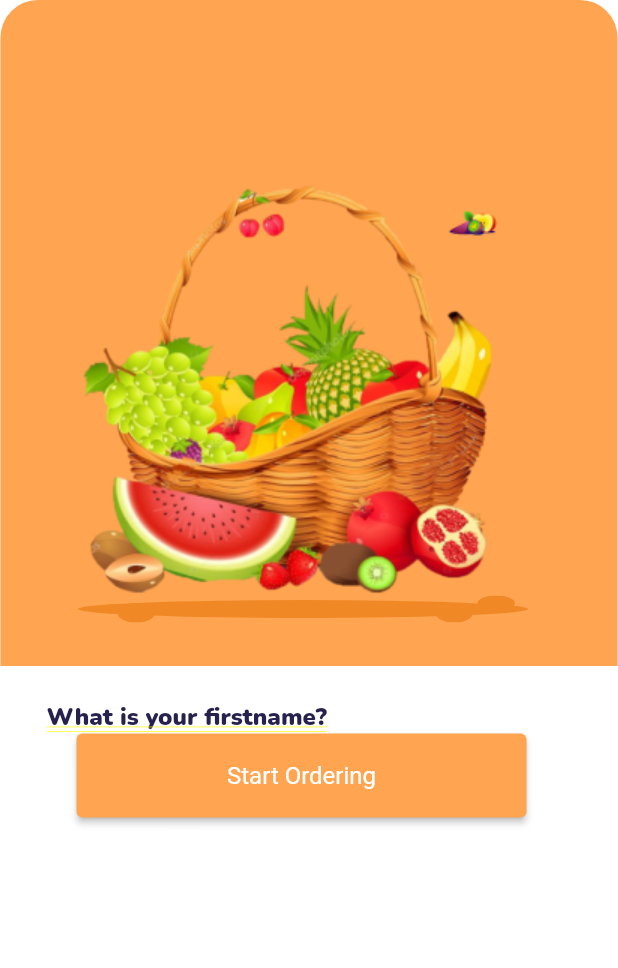
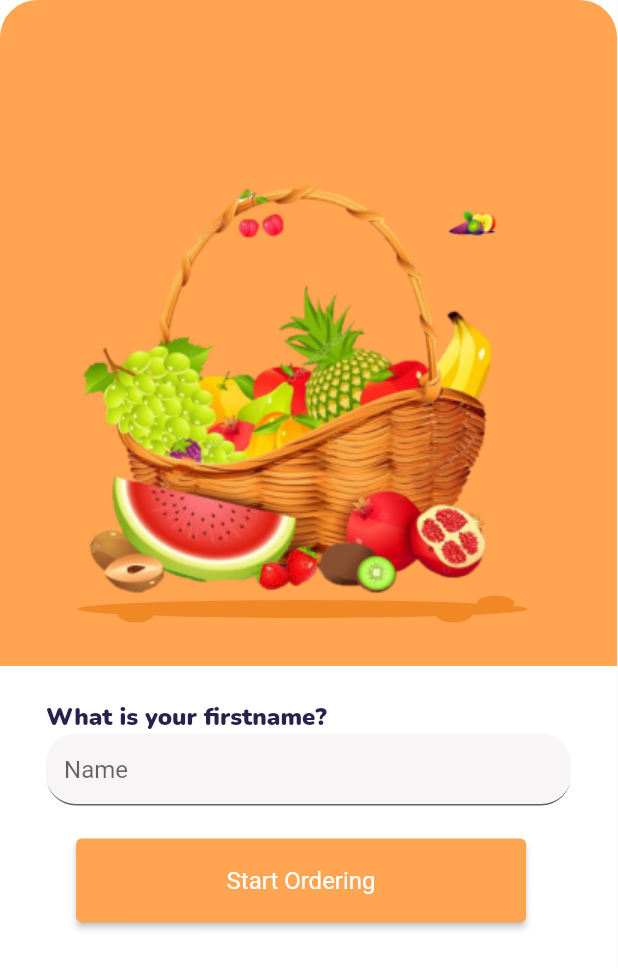
Before and after one commit to Gustavobeckr/Desafio_Sprint02, a Flutter app: the screen it shows after launch, after a tap on "Start Ordering", on a phone screen of 412 x 824 dp. Shown: the top 968 px of the screen. Run offline on Flutter 3.47's test engine with Material 2 defaults, Android fonts, the phone set to English and light mode, and no system bars.

```diff
--- a/lib/main.dart
+++ b/lib/main.dart
@@ -21,6 +21,10 @@ class MyApp extends StatelessWidget {
 }
 
 class Authentication extends StatelessWidget {
+
+  TextEditingController nameController = TextEditingController();
+
+
   @override
   Widget build(BuildContext context) {
     final ButtonStyle style = ElevatedButton.styleFrom(
@@ -28,7 +32,9 @@ class Authentication extends StatelessWidget {
         backgroundColor: Color.fromRGBO(255, 164, 81, 1),
         textStyle: const TextStyle(fontSize: 16));
 
-    return Container(
+    return Scaffold(
+      body: SingleChildScrollView(
+        child: Container(
           color: Colors.white,
           width: 411.4,
           height: 683.4,
@@ -46,7 +52,8 @@ class Authentication extends StatelessWidget {
                         color: Color.fromRGBO(255, 164, 81, 1)),
                     child: Stack(children: [
                       Padding(
-                      padding: const EdgeInsets.fromLTRB(40.0, 115.0, 20.0, 0),
+                          padding:
+                              const EdgeInsets.fromLTRB(40.0, 115.0, 20.0, 0),
                           child: Image.asset(
                             'assets/images/cesta_de_frutas.png',
                           )),
@@ -108,7 +115,7 @@ class Authentication extends StatelessWidget {
               Padding(
                 padding: const EdgeInsets.all(5.0),
                 child: SizedBox(
-              height: 200,
+                  height: 211.4,
                   width: 350,
                   child: Column(
                     crossAxisAlignment: CrossAxisAlignment.start,
@@ -121,14 +128,28 @@ class Authentication extends StatelessWidget {
                           fontFamily: 'Nunito',
                         ),
                       ),
-                  // TextField(
-                  //
-                  // ),
+                      SizedBox(
+                        height: 50,
+                        child: TextFormField(
+                          controller: nameController,
+                          textAlign: TextAlign.start,
+                          decoration: InputDecoration(
+                            filled: true,
+                            border:UnderlineInputBorder(
+                              borderRadius: BorderRadius.circular(20.0),
+                            ),
+                            hintText: 'Name',
+                            fillColor: Color.fromRGBO(247, 245, 245, 1),
+                          ),
+                        ),
+                      ),
                       Padding(
-                    padding: const EdgeInsets.fromLTRB(20, 0, 0, 0),
+                        padding: const EdgeInsets.fromLTRB(20, 20, 0, 0),
                         child: ElevatedButton(
                           style: style,
-                      onPressed: () {},
+                          onPressed: () {
+                              print(nameController.text);
+                          },
                           child: Text(
                             "Start Ordering",
                           ),
@@ -140,6 +161,8 @@ class Authentication extends StatelessWidget {
               ),
             ],
           ),
+        ),
+      ),
     );
   }
 }
```
Lines whose indentation alone changed are shown as unchanged.
